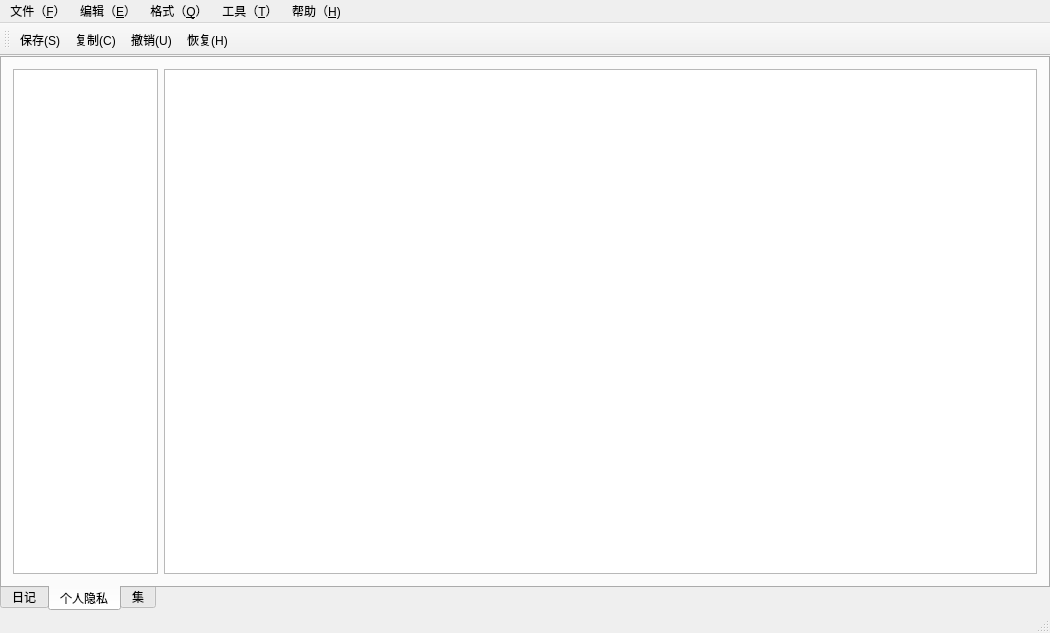
Qt form LxDairy/src/DairyMainWindow.ui (leishengxie/FengZhiHong) before a commit.
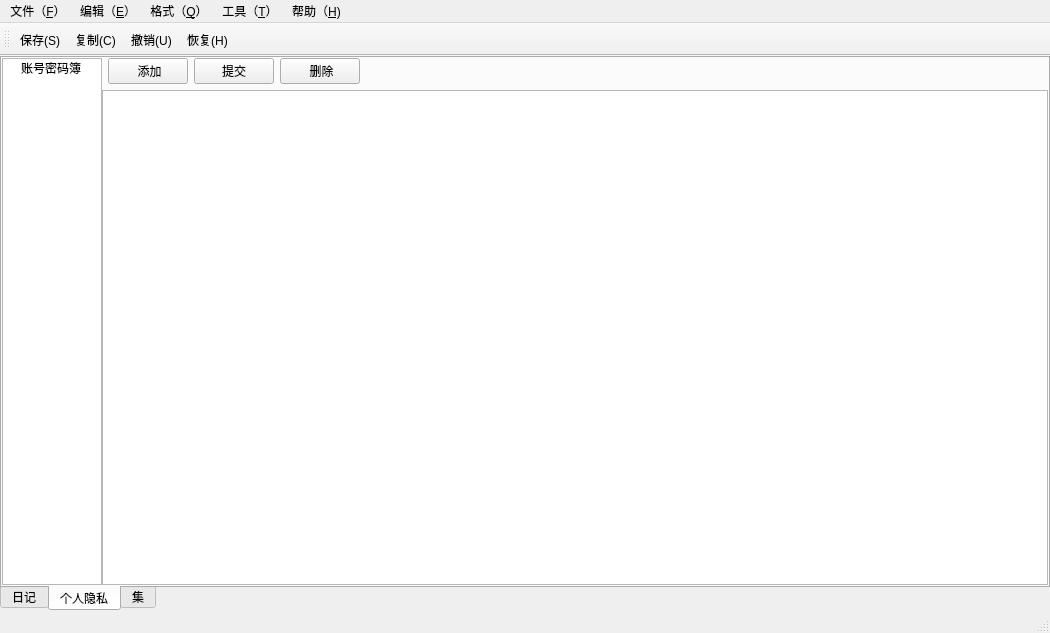
The same form after that commit. Icons and pictures are not drawn.

Patch:
```diff
--- a/LxDairy/src/DairyMainWindow.ui
+++ b/LxDairy/src/DairyMainWindow.ui
@@ -14,7 +14,7 @@
    <string>MainWindow</string>
   </property>
   <widget class="QWidget" name="centralWidget">
-   <layout class="QHBoxLayout" name="horizontalLayout_2">
+   <layout class="QVBoxLayout" name="verticalLayout_5">
     <property name="spacing">
      <number>0</number>
     </property>
@@ -182,20 +182,123 @@
        <attribute name="title">
         <string>个人隐私</string>
        </attribute>
-       <layout class="QHBoxLayout" name="horizontalLayout_4">
+       <layout class="QHBoxLayout" name="horizontalLayout_4" stretch="0,0">
+        <property name="spacing">
+         <number>0</number>
+        </property>
+        <property name="leftMargin">
+         <number>0</number>
+        </property>
+        <property name="topMargin">
+         <number>0</number>
+        </property>
+        <property name="rightMargin">
+         <number>0</number>
+        </property>
+        <property name="bottomMargin">
+         <number>0</number>
+        </property>
         <item>
-         <layout class="QHBoxLayout" name="horizontalLayout" stretch="1,6">
+         <widget class="QListWidget" name="listWidgetPrivate">
+          <property name="maximumSize">
+           <size>
+            <width>100</width>
+            <height>16777215</height>
+           </size>
+          </property>
+          <property name="iconSize">
+           <size>
+            <width>64</width>
+            <height>64</height>
+           </size>
+          </property>
+          <property name="resizeMode">
+           <enum>QListView::Adjust</enum>
+          </property>
+          <property name="gridSize">
+           <size>
+            <width>96</width>
+            <height>96</height>
+           </size>
+          </property>
+          <property name="viewMode">
+           <enum>QListView::IconMode</enum>
+          </property>
           <item>
-           <widget class="QListView" name="listViewPrivate">
-            <property name="viewMode">
-             <enum>QListView::IconMode</enum>
-            </property>
-           </widget>
+           <property name="text">
+            <string>账号密码簿</string>
+           </property>
+           <property name="icon">
+            <iconset resource="../res.qrc">
+             <normaloff>:/img/account_passwd.png</normaloff>:/img/account_passwd.png</iconset>
+           </property>
           </item>
-          <item>
-           <widget class="QTableView" name="tableViewPrivate"/>
-          </item>
-         </layout>
+         </widget>
+        </item>
+        <item>
+         <widget class="QStackedWidget" name="stackedWidget_2">
+          <widget class="QWidget" name="page">
+           <layout class="QVBoxLayout" name="verticalLayout_2" stretch="0,6">
+            <property name="leftMargin">
+             <number>0</number>
+            </property>
+            <property name="topMargin">
+             <number>0</number>
+            </property>
+            <property name="rightMargin">
+             <number>0</number>
+            </property>
+            <property name="bottomMargin">
+             <number>0</number>
+            </property>
+            <item>
+             <layout class="QHBoxLayout" name="horizontalLayout">
+              <property name="leftMargin">
+               <number>6</number>
+              </property>
+              <item>
+               <widget class="QPushButton" name="btnAdd">
+                <property name="text">
+                 <string> 添加</string>
+                </property>
+               </widget>
+              </item>
+              <item>
+               <widget class="QPushButton" name="btnCommit">
+                <property name="text">
+                 <string>提交</string>
+                </property>
+               </widget>
+              </item>
+              <item>
+               <widget class="QPushButton" name="btnDelete">
+                <property name="text">
+                 <string> 删除</string>
+                </property>
+               </widget>
+              </item>
+              <item>
+               <spacer name="horizontalSpacer_2">
+                <property name="orientation">
+                 <enum>Qt::Horizontal</enum>
+                </property>
+                <property name="sizeHint" stdset="0">
+                 <size>
+                  <width>40</width>
+                  <height>20</height>
+                 </size>
+                </property>
+               </spacer>
+              </item>
+             </layout>
+            </item>
+            <item>
+             <widget class="QTableView" name="tableViewPrivate"/>
+            </item>
+           </layout>
+          </widget>
+          <widget class="QWidget" name="page_2"/>
+         </widget>
         </item>
        </layout>
       </widget>
```
